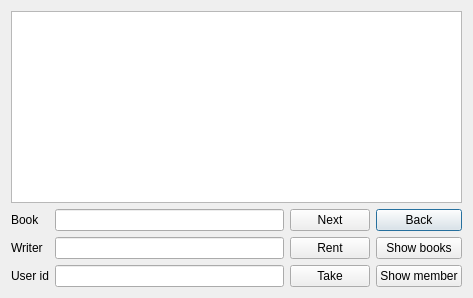
Above: rent.ui from ElGrande95/Library before the change. Below: the same form after it.
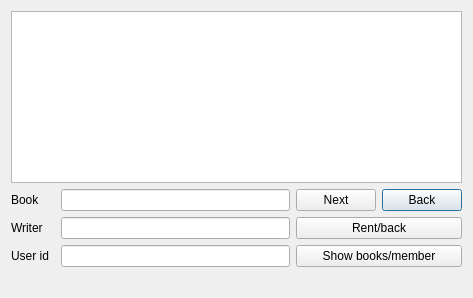
That is the form after the change.

Diff of the .ui file:
```diff
--- a/rent.ui
+++ b/rent.ui
@@ -16,14 +16,34 @@
   <layout class="QHBoxLayout" name="horizontalLayout_3">
    <item>
     <layout class="QGridLayout" name="gridLayout">
-     <item row="3" column="0">
-      <widget class="QLabel" name="label">
+     <item row="6" column="2">
+      <widget class="QLineEdit" name="id"/>
+     </item>
+     <item row="4" column="0">
+      <widget class="QLabel" name="writerLabel">
        <property name="text">
         <string>Writer</string>
        </property>
       </widget>
      </item>
-     <item row="0" column="0" colspan="4">
+     <item row="1" column="4">
+      <widget class="QPushButton" name="Back">
+       <property name="text">
+        <string>Back</string>
+       </property>
+      </widget>
+     </item>
+     <item row="4" column="2">
+      <widget class="QLineEdit" name="writer"/>
+     </item>
+     <item row="6" column="0">
+      <widget class="QLabel" name="label_3">
+       <property name="text">
+        <string>User id</string>
+       </property>
+      </widget>
+     </item>
+     <item row="0" column="0" colspan="5">
       <widget class="QTableView" name="table">
        <property name="sizePolicy">
         <sizepolicy hsizetype="Preferred" vsizetype="Preferred">
@@ -33,74 +53,47 @@
        </property>
       </widget>
      </item>
-     <item row="1" column="3">
-      <widget class="QPushButton" name="Back">
-       <property name="text">
-        <string>Back</string>
-       </property>
-      </widget>
-     </item>
-     <item row="2" column="3">
-      <layout class="QHBoxLayout" name="horizontalLayout_2"/>
-     </item>
      <item row="1" column="2">
-      <widget class="QPushButton" name="next">
-       <property name="text">
-        <string>Next</string>
-       </property>
-      </widget>
-     </item>
-     <item row="1" column="0">
-      <widget class="QLabel" name="label_2">
-       <property name="text">
-        <string>Book</string>
-       </property>
-      </widget>
-     </item>
-     <item row="3" column="1">
-      <widget class="QLineEdit" name="writer"/>
-     </item>
-     <item row="5" column="1">
-      <widget class="QLineEdit" name="id"/>
-     </item>
-     <item row="1" column="1">
       <widget class="QLineEdit" name="book"/>
      </item>
-     <item row="3" column="2">
-      <widget class="QPushButton" name="rentBook">
-       <property name="text">
-        <string>Rent</string>
-       </property>
-      </widget>
-     </item>
-     <item row="5" column="3">
-      <widget class="QPushButton" name="showMember">
-       <property name="text">
-        <string>Show member</string>
-       </property>
-      </widget>
-     </item>
-     <item row="2" column="1">
+     <item row="2" column="2">
       <layout class="QHBoxLayout" name="horizontalLayout"/>
      </item>
-     <item row="5" column="0">
-      <widget class="QLabel" name="label_3">
+     <item row="4" column="3" colspan="2">
+      <widget class="QPushButton" name="rentBack">
        <property name="text">
-        <string>User id</string>
+        <string>Rent/back</string>
        </property>
       </widget>
      </item>
-     <item row="5" column="2">
-      <widget class="QPushButton" name="takeBook">
+     <item row="6" column="3" colspan="2">
+      <widget class="QPushButton" name="showBooksMember">
        <property name="text">
-        <string>Take</string>
+        <string>Show books/member</string>
        </property>
       </widget>
      </item>
-     <item row="3" column="3">
-      <widget class="QPushButton" name="showBooks">
+     <item row="1" column="0">
+      <widget class="QLabel" name="bookLabel">
        <property name="text">
-        <string>Show books</string>
+        <string>Book</string>
+       </property>
+      </widget>
+     </item>
+     <item row="2" column="4">
+      <layout class="QHBoxLayout" name="horizontalLayout_2"/>
+     </item>
+     <item row="1" column="3">
+      <widget class="QPushButton" name="next">
+       <property name="text">
+        <string>Next</string>
+       </property>
+      </widget>
+     </item>
+     <item row="7" column="0" colspan="3">
+      <widget class="QLabel" name="notice">
+       <property name="text">
+        <string/>
        </property>
       </widget>
      </item>
```
